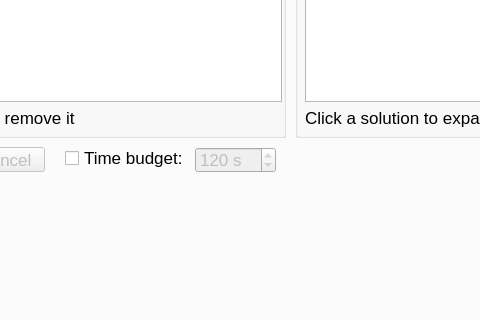
Qt form helper.ui (Bethoth/FUT_Helper) before a commit; both pictures show x 167 to 647 and y 235 to 555 of the 736 by 649 pixel window.
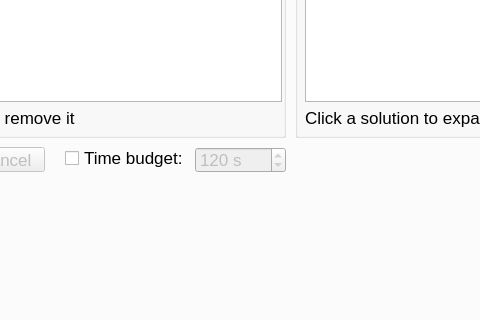
The same form after that commit.

Commit message: enlargement of the time budget spinbox

What changed in the file:
```diff
--- a/helper.ui
+++ b/helper.ui
@@ -1062,7 +1062,7 @@
        <rect>
         <x>360</x>
         <y>350</y>
-        <width>81</width>
+        <width>91</width>
         <height>26</height>
        </rect>
       </property>
```
